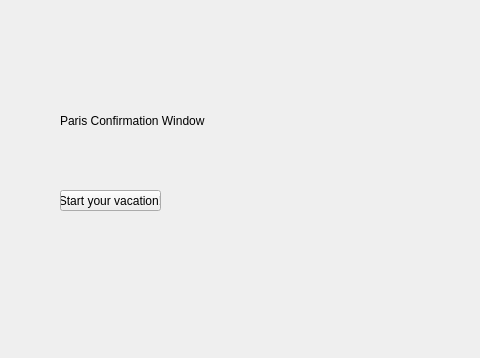
First picture: the form in EuropeanVacation/tconfirmparis.ui, repository brivero0/TeamMagmar, before the edit; both pictures show x 0 to 480 and y 0 to 358 of the 742 by 458 pixel window.
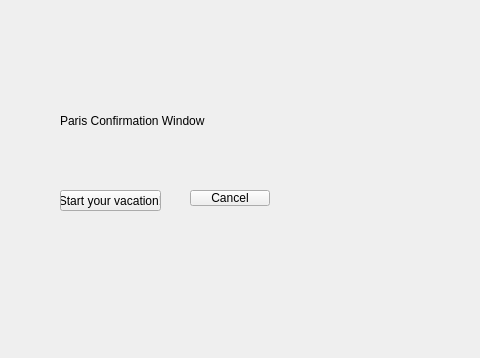
Second picture: the form after the edit.

Commit message: Uploading cancel buttons from intermediary windows and fixed picture in traveler ui

Diff of the .ui file:
```diff
--- a/EuropeanVacation/tconfirmparis.ui
+++ b/EuropeanVacation/tconfirmparis.ui
@@ -39,6 +39,19 @@
     <string>Start your vacation!</string>
    </property>
   </widget>
+  <widget class="QPushButton" name="cancelButton">
+   <property name="geometry">
+    <rect>
+     <x>190</x>
+     <y>190</y>
+     <width>80</width>
+     <height>16</height>
+    </rect>
+   </property>
+   <property name="text">
+    <string>Cancel</string>
+   </property>
+  </widget>
  </widget>
  <resources/>
  <connections/>
```
The commit also changes 12 other files.
